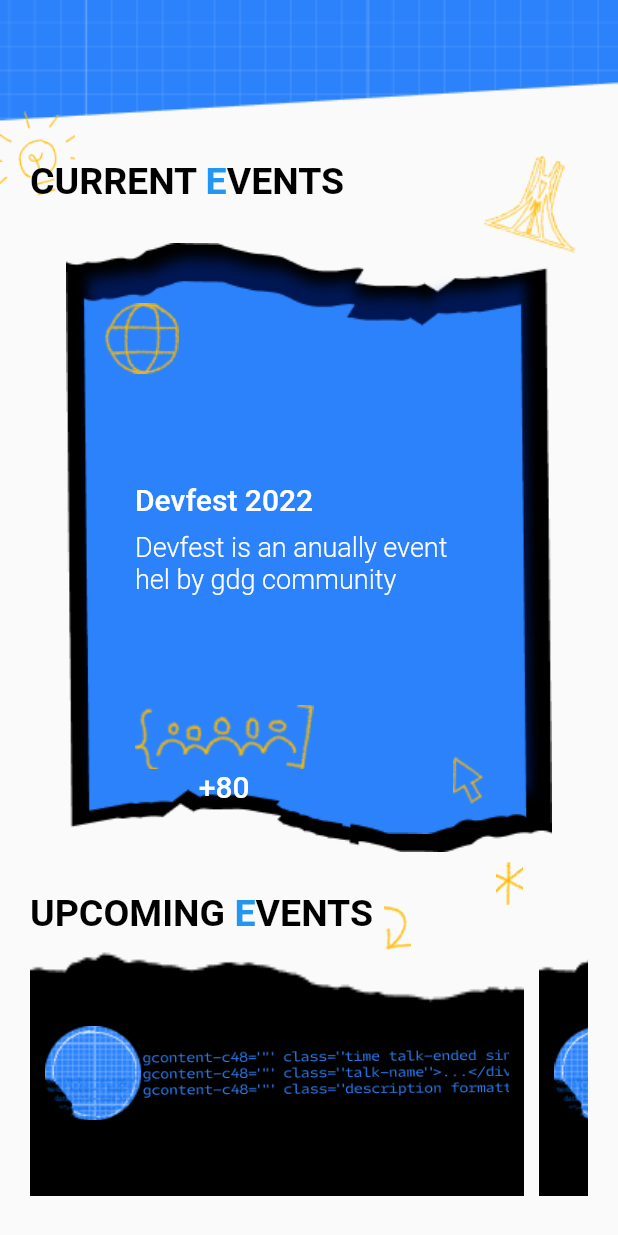
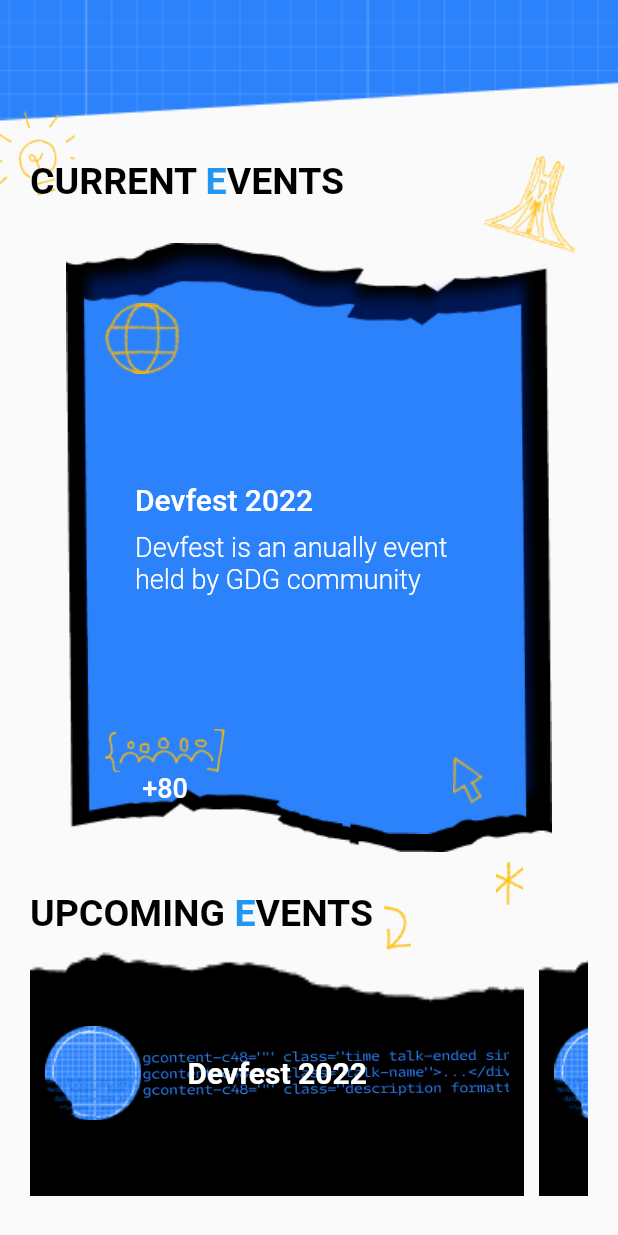
Before and after one commit to chechna9/Devfest22_MobileTrack_UiScreen, a Flutter app: the screen it shows after launch, on a phone screen of 412 x 824 dp. Run offline on Flutter 3.47's test engine with Material 2 defaults, Android fonts, the phone set to English and light mode, and no system bars.

Commit message:
linked upcoming events with current event and added event model

```diff
--- a/lib/components/currentEventCard.dart
+++ b/lib/components/currentEventCard.dart
@@ -1,3 +1,4 @@
+import 'package:devfest_challenges/models/eventModel.dart';
 import 'package:flutter/material.dart';
 
 class CurrentEventCard extends StatelessWidget {
@@ -10,7 +11,11 @@
     required this.desc,
     required this.participants,
   }) : super(key: key);
-
+  factory CurrentEventCard.fromEvent({required EventModele event}) =>
+      CurrentEventCard(
+          title: event.title,
+          desc: event.description,
+          participants: event.participants);
   @override
   Widget build(BuildContext context) {
     return Container(
@@ -50,15 +55,18 @@
             ),
             // stats and other 2 other images
             Positioned(
-              left: 0,
+              left: -20,
               bottom: 20,
               child: Column(
                 children: [
-                  Image.asset('assets/Developers.png'),
+                  Image.asset(
+                    'assets/Developers.png',
+                    width: 80,
+                  ),
                   Text(
                     "+$participants",
                     style: const TextStyle(
-                        fontSize: 20,
+                        fontSize: 18,
                         color: Colors.white,
                         fontWeight: FontWeight.w500),
                   ),
--- a/lib/components/upcomingEventCard.dart
+++ b/lib/components/upcomingEventCard.dart
@@ -1,13 +1,15 @@
+import 'package:devfest_challenges/models/eventModel.dart';
 import 'package:flutter/material.dart';
 
 class UpcomingEventCard extends StatelessWidget {
-  const UpcomingEventCard({super.key});
+  final EventModele event;
+  const UpcomingEventCard({super.key, required this.event});
 
   @override
   Widget build(BuildContext context) {
     return Container(
-      margin: EdgeInsets.only(right: 10),
-      padding: EdgeInsets.symmetric(horizontal: 10, vertical: 20),
+      margin: const EdgeInsets.only(right: 10),
+      padding: const EdgeInsets.symmetric(horizontal: 10, vertical: 20),
       width: MediaQuery.of(context).size.width * 0.8,
       decoration: const BoxDecoration(
         image: DecorationImage(
@@ -16,7 +18,10 @@
           fit: BoxFit.fill,
         ),
       ),
-      child: Row(children: [
+      child: Stack(
+        alignment: Alignment.center,
+        children: [
+          Row(children: [
             Image.asset(
               'assets/Event_label_image.png',
               fit: BoxFit.fitWidth,
@@ -28,6 +33,18 @@
               ),
             ),
           ]),
+          Positioned(
+            child: Text(
+              event.title,
+              style: const TextStyle(
+                color: Colors.white,
+                fontSize: 20,
+                fontWeight: FontWeight.bold,
+              ),
+            ),
+          ),
+        ],
+      ),
     );
   }
 }
--- /dev/null
+++ b/lib/models/eventModel.dart
@@ -0,0 +1,9 @@
+class EventModele {
+  final String title;
+  final String description;
+  final int participants;
+  EventModele(
+      {required this.title,
+      required this.description,
+      required this.participants});
+}
--- a/lib/pages/events.dart
+++ b/lib/pages/events.dart
@@ -1,9 +1,49 @@
 import 'package:devfest_challenges/components/currentEventCard.dart';
 import 'package:devfest_challenges/components/upcomingEventCard.dart';
+import 'package:devfest_challenges/models/eventModel.dart';
 import 'package:flutter/material.dart';
 
-class Events extends StatelessWidget {
+List<EventModele> eventList = [
+  EventModele(
+    title: 'Devfest 2022',
+    description: 'Devfest is an anually event held by GDG community',
+    participants: 80,
+  ),
+  EventModele(
+    title: 'IWD 2022',
+    description: 'IWD is an anually event held by WTL community',
+    participants: 80,
+  ),
+  EventModele(
+    title: 'HashCode 2022',
+    description: 'HashCode is an anually event held by GDG community',
+    participants: 80,
+  ),
+];
+
+class Events extends StatefulWidget {
   const Events({super.key});
+
+  @override
+  State<Events> createState() => _EventsState();
+}
+
+class _EventsState extends State<Events> {
+  late EventModele currentEvent;
+  // function to be passed to upcoming events to update the state
+  void updateCurrentevent(EventModele e) {
+    setState(() {
+      currentEvent = e;
+    });
+  }
+
+  @override
+  void initState() {
+    super.initState();
+    setState(() {
+      currentEvent = eventList[0];
+    });
+  }
 
   @override
   Widget build(BuildContext context) {
@@ -19,27 +59,22 @@
       child: Column(
         mainAxisAlignment: MainAxisAlignment.spaceEvenly,
         crossAxisAlignment: CrossAxisAlignment.start,
-        children: const [
+        children: [
           // upper side
-          Flexible(
+          const Flexible(
             flex: 2,
             child: Upper(),
           ),
           // event info
           Flexible(
             flex: 6,
-            child: Center(
-              child: CurrentEventCard(
-                title: 'Devfest 2022',
-                desc: 'Devfest is an anually event hel by gdg community',
-                participants: 80,
-              ),
-            ),
+            child:
+                Center(child: CurrentEventCard.fromEvent(event: currentEvent)),
           ),
           // Upcoming Event
           Flexible(
             flex: 3,
-            child: Footer(),
+            child: Footer(update: updateCurrentevent),
           )
         ],
       ),
@@ -48,8 +83,10 @@
 }
 
 class Footer extends StatelessWidget {
+  final Function update;
   const Footer({
     Key? key,
+    required this.update,
   }) : super(key: key);
 
   @override
@@ -99,11 +136,14 @@
         Expanded(
           child: ListView(
             scrollDirection: Axis.horizontal,
-            children: [
-              UpcomingEventCard(),
-              UpcomingEventCard(),
-              UpcomingEventCard(),
-            ],
+            children: eventList
+                .map(
+                  (e) => GestureDetector(
+                    onTap: () => update(e),
+                    child: UpcomingEventCard(event: e),
+                  ),
+                )
+                .toList(),
           ),
         )
       ],
```
Lines whose indentation alone changed are shown as unchanged.
